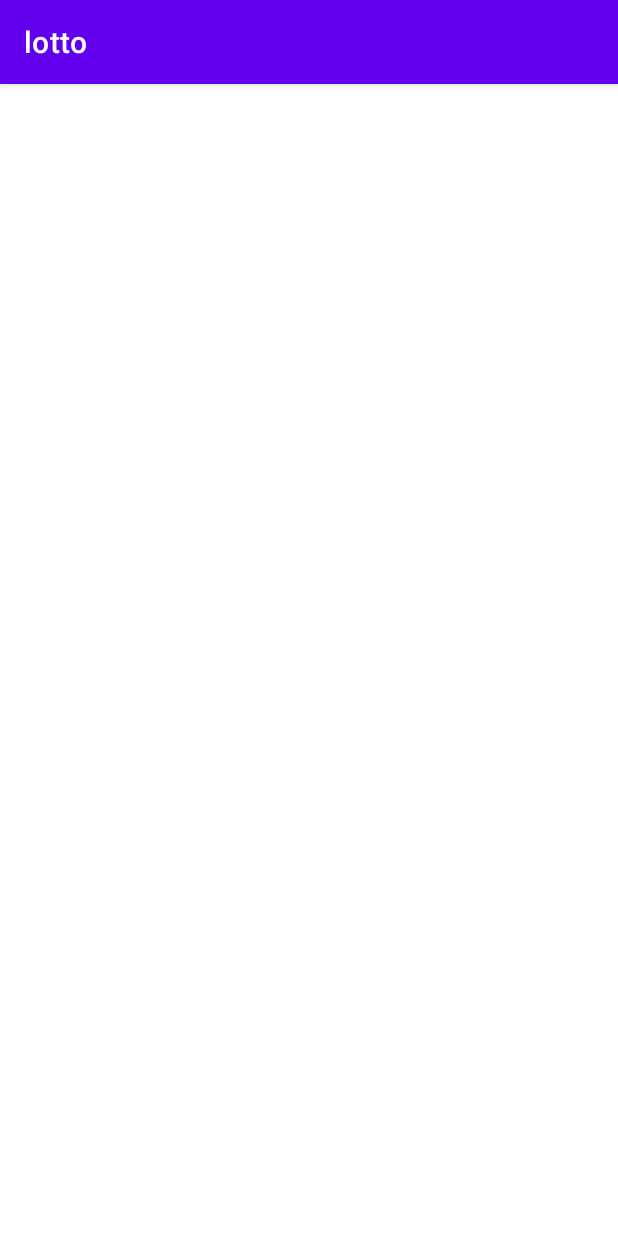
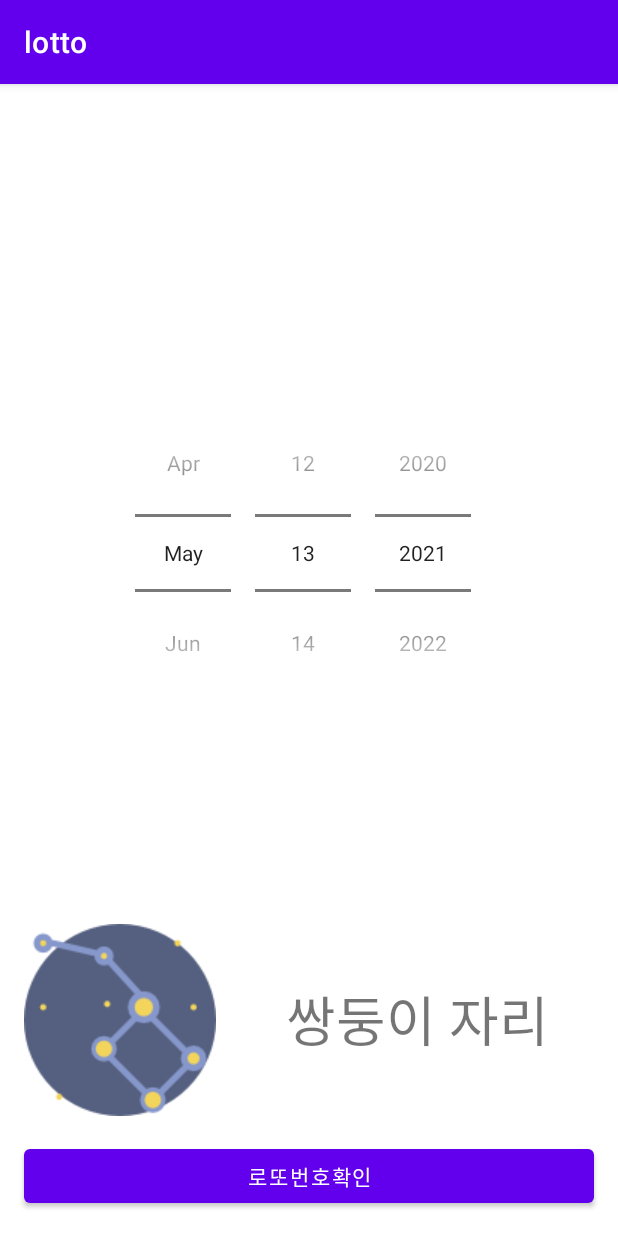
Before and after one commit to ShimWooJeong/lotto, an Android app: the ConstellationActivity screen opened directly, with no data from a screen before it, on a phone screen of 412 x 824 dp. Run offline under Robolectric (Android 15) with nearby library versions, the phone set to English and light mode, and no system bars.

Commit message:
RelateiveLayout for ConstellationActivity

```diff
--- a/app/src/main/res/layout/activity_constellation.xml
+++ b/app/src/main/res/layout/activity_constellation.xml
@@ -1,9 +1,51 @@
 <?xml version="1.0" encoding="utf-8"?>
-<androidx.constraintlayout.widget.ConstraintLayout xmlns:android="http://schemas.android.com/apk/res/android"
+<RelativeLayout xmlns:android="http://schemas.android.com/apk/res/android"
     xmlns:app="http://schemas.android.com/apk/res-auto"
     xmlns:tools="http://schemas.android.com/tools"
     android:layout_width="match_parent"
     android:layout_height="match_parent"
+    android:layout_above="@id/btnGoResult"
     tools:context=".ConstellationActivity">
 
-</androidx.constraintlayout.widget.ConstraintLayout>
+    <Button
+        android:id="@+id/btnGoResult"
+        android:layout_width="match_parent"
+        android:layout_height="wrap_content"
+        android:layout_alignParentBottom="true"
+        android:layout_marginStart="16dp"
+        android:layout_marginTop="16dp"
+        android:layout_marginEnd="16dp"
+        android:layout_marginBottom="16dp"
+        android:text="로또번호확인" />
+
+    <ImageView
+        android:id="@+id/imageView4"
+        android:layout_width="wrap_content"
+        android:layout_height="wrap_content"
+        android:layout_above="@id/btnGoResult"
+        android:layout_marginStart="16dp"
+        android:layout_marginTop="16dp"
+        android:layout_marginEnd="16dp"
+        app:srcCompat="@drawable/constellation" />
+
+    <TextView
+        android:id="@+id/textView7"
+        android:layout_width="match_parent"
+        android:layout_height="wrap_content"
+        android:layout_alignTop="@id/imageView4"
+        android:layout_alignBottom="@id/imageView4"
+        android:layout_marginRight="16dp"
+        android:layout_toRightOf="@id/imageView4"
+        android:gravity="center"
+        android:text="쌍둥이 자리"
+        android:textSize="36sp" />
+
+    <DatePicker
+        android:id="@+id/datePicker"
+        android:layout_width="match_parent"
+        android:layout_height="wrap_content"
+        android:layout_above="@id/imageView4"
+        android:layout_marginBottom="125dp"
+        android:calendarViewShown="false"
+        android:datePickerMode="spinner" />
+</RelativeLayout>
--- a/app/src/main/res/layout/activity_main.xml
+++ b/app/src/main/res/layout/activity_main.xml
@@ -58,6 +58,8 @@
     <androidx.cardview.widget.CardView
         android:layout_width="match_parent"
         android:layout_height="0dp"
+        android:layout_marginTop="2dp"
+        android:layout_marginBottom="2dp"
         android:layout_weight="0.3333"
         app:cardCornerRadius="8dp"
         app:cardUseCompatPadding="true">
```
